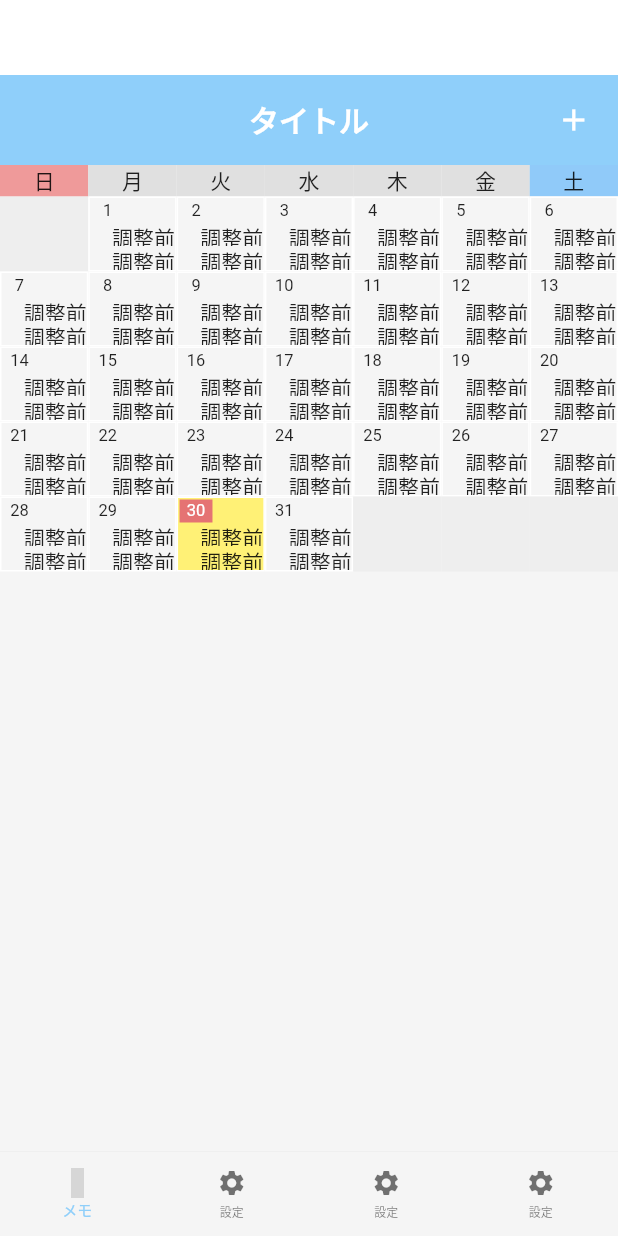
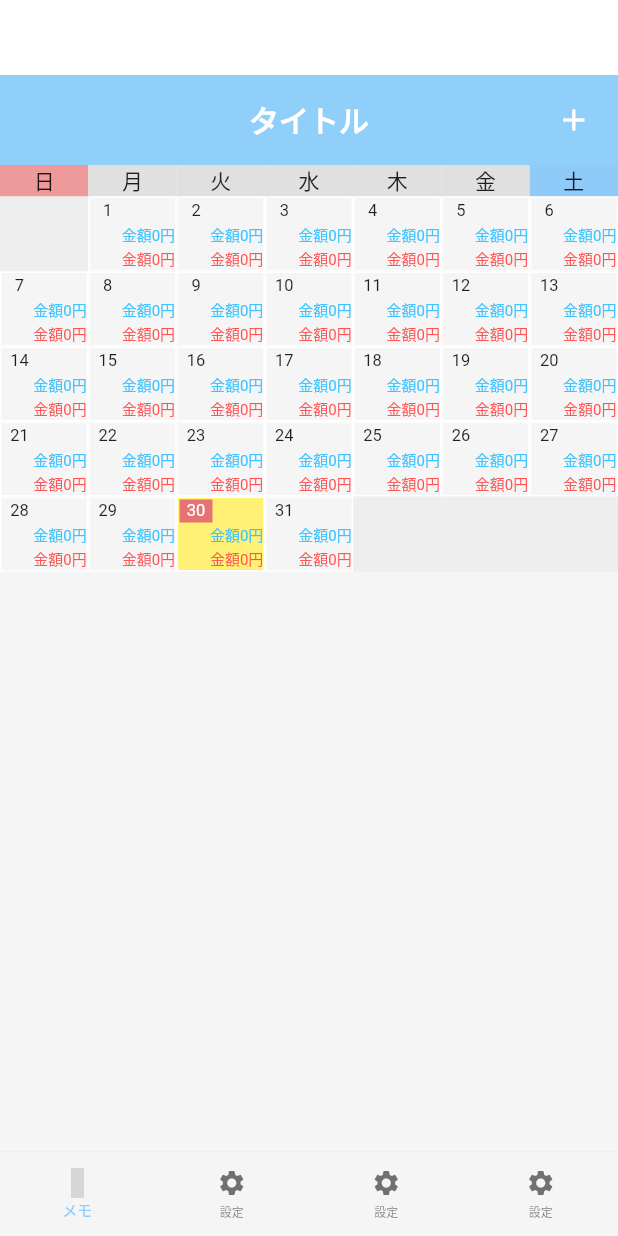
Before and after one commit to kura-kento/food_wise, a Flutter app: the screen it shows after launch, on a phone screen of 412 x 824 dp. Run offline on Flutter 3.47's test engine with Material 2 defaults, Android fonts, the phone set to English and light mode, and no system bars; drawn by our look-alikes of google_mobile_ads; our stand-ins replace camera, firebase_analytics, firebase_core, flutter_image_compress, flutter_markdown, flutter_riverpod and 8 more; missing offline and left inert: app_review, app_tracking_transparency, dart:html, flutter_circle_color_picker, fraction, icofont_flutter and 4 more; accounts and stored records are empty; network calls fail; statements that could not run were skipped; grey boxes are pictures that could not be loaded.

Commit message:
riverpod 初期化

```diff
--- a/lib/common/app.dart
+++ b/lib/common/app.dart
@@ -42,6 +42,9 @@ class App {
     Colors.grey[300],
     Colors.grey[300],
     Colors.blue[200]];
+
+  static Color? plusColor = Colors.lightBlueAccent[200];
+  static Color? minusColor = Colors.redAccent[200];
 
 
 
--- /dev/null
+++ b/lib/pages/calendar/Widget/daySquare.dart
@@ -0,0 +1,186 @@
+import 'package:flutter/cupertino.dart';
+import 'package:flutter/material.dart';
+import 'package:flutter_riverpod/flutter_riverpod.dart';
+import 'package:intl/intl.dart';
+import '../../../common/app.dart';
+import '../../../common/utils.dart';
+import '../calendar_page.dart';
+
+
+class DaySquare extends ConsumerStatefulWidget {
+  const DaySquare({Key? key}) : super(key: key);
+
+  @override
+  DaySquareState createState() => DaySquareState();
+}
+
+class DaySquareState extends ConsumerState<DaySquare> {
+  int selectMonthValue = 0; //表示月
+  final DateTime _today = DateTime.now();
+  // //選択している日
+  late DateTime selectDay;
+
+  @override
+  Widget build(BuildContext context) {
+    selectDay = ref.watch(selectDayProvider);
+
+    final resultWeekList = <Widget>[];
+    for (var j = 0; j < 6; j++) {
+      final resultWeek = <Widget>[];
+      for (var i = 0; i < 7; i++) {
+        resultWeek.add(
+          Expanded( flex: 1, child: calendarSquare(calendarDay(i, j)),),
+        );
+      }
+      resultWeekList.add(Row(children: resultWeek));
+      //土曜日の月が選択月でない　または、月末の場合は終わる。
+      if (Utils.toInt(calendarDay(6, j).month) != selectOfMonth(selectMonthValue).month
+          || endOfMonth() == Utils.toInt(calendarDay(6, j).day)) {
+        break;
+      }
+    }
+    return Column(children: resultWeekList);
+  }
+
+  //カレンダー１日のマス（その月以外は空白にする）
+  Widget calendarSquare(DateTime date) {
+    if(date.month == selectOfMonth(selectMonthValue).month) {
+      return Container(
+        color: Colors.grey[100],
+        height: 50.0,
+        child: Stack(
+          children: <Widget>[
+            Container(
+              width: double.infinity,
+              decoration: BoxDecoration(
+                border: Border.all(width: 1, color: Colors.white),
+                color:  DateFormat.yMMMd().format(selectDay) ==  DateFormat.yMMMd().format(date)  ? Colors.yellow[300] : Colors.transparent ,
+              ),
+              child: Column(
+                  children: squareValue(date)
+              ),
+            ),
+            Padding(
+              padding: const EdgeInsets.all(2.0),
+              child: Row(
+                // crossAxisAlignment: CrossAxisAlignment.start,
+                children: <Widget>[
+                  Expanded(
+                    flex: 2,
+                    child: Container(
+                      height: 46/3,
+                      color: DateFormat.yMMMd().format(date) == DateFormat.yMMMd().format(_today) ? Colors.red[300] : Colors.transparent ,
+                      child: Center(
+                        child: Text(
+                          '${Utils.toInt(date.day)}',
+                          textAlign: TextAlign.left,
+                          style: TextStyle(
+                            fontSize: Utils.parseSize(context, 10.0),
+                            color: DateFormat.yMMMd().format(date) ==  DateFormat.yMMMd().format(_today) ? Colors.white : Colors.black87 ,
+                          ),
+                        ),
+                      ),
+                    ),
+                  ),
+                  Spacer(flex: 3,)
+                ],
+              ),
+            ),
+            //クリック時選択表示する。
+            TextButton(
+              child: Container(),
+              onPressed: () async {
+                if(selectDay == date) {
+                  // await Navigator.of(context).push(
+                  //   MaterialPageRoute(
+                  //     builder: (context) {
+                  //       return EditForm(selectDay: selectDay,inputMode: InputMode.create);
+                  //     },
+                  //   ),
+                  // );
+                  // updateListViewCategory();
+                  // dataUpdate();
+                  // reviewCount();
+                  // setState((){});
+                }else{
+                  // ref.read(selectDayProvider.state) = date;
+                  selectDay = date;
+setState((){});
+                }
+              },
+            ),
+          ],
+        ),
+      );
+    }else{
+      return Container(
+        color: Colors.grey[200],
+        height: 50.0,
+      );
+    }
+  }
+
+  //１日のマスの中身
+  List<Widget> squareValue(DateTime date) {
+    final resultWeekList = <Widget>[Expanded(flex: 1, child: Container())];
+    for(var i =0; i<2; i++){
+      resultWeekList.add(
+        Expanded(
+            flex: 1,
+            child: Container(
+                child: Align(
+                    alignment: Alignment.centerRight,
+                    child: Text(
+                      moneyOfDay(i,date),
+                      style: TextStyle(
+                        color: i == 0 ? App.plusColor : App.minusColor ,
+                        fontSize: 10,
+                      ),
+                      maxLines: 1,
+                    )
+                )
+            )
+        ),
+      );
+    }
+    return resultWeekList;
+  }
+
+  //カレンダー表示している日の合計
+  String moneyOfDay(int _index, DateTime date) {
+    return '金額0円';
+    // double _plusMoney = 0;
+    // double _minusMoney = 0;
+    // for (var index = 0; index < calendarList.length; index++) {
+    //   if (DateFormat.yMMMd().format(calendarList[index].date) == DateFormat.yMMMd().format(date)) {
+    //     if (calendarList[index].money > 0) {
+    //       _plusMoney += calendarList[index].money;
+    //     } else {
+    //       _minusMoney += calendarList[index].money;
+    //     }
+    //   }
+    // }
+    // return   '${Utils.commaSeparated(_index == 0 ? _plusMoney : _minusMoney*(-1) )}${SharedPrefs.getUnit()}';
+  }
+
+  //iとjから日程のデータを出す（Date型）
+  DateTime calendarDay(int i,int j) {
+    final startDay = DateTime(_today.year, _today.month + selectMonthValue, 1);
+    final weekNumber = startDay.weekday;
+    final calendarStartDay =
+    startDay.add(Duration(days: -(weekNumber % 7) + (i + 7 * j)));
+    return calendarStartDay;
+  }
+//月末の日を取得（来月の１日を取得して１引く）
+  int endOfMonth() {
+    final startDay = DateTime(_today.year, _today.month + 1 + selectMonthValue, 1);
+    final endOfMonth = startDay.add(const Duration(days: -1));
+    final _endOfMonth = Utils.toInt(endOfMonth.day);
+    return _endOfMonth;
+  }
+//選択中の月をdate型で出す。
+  DateTime selectOfMonth(int value) {
+    final _selectOfMonth = DateTime(_today.year, _today.month + value, 1);
+    return  _selectOfMonth;
+  }
+}
--- /dev/null
+++ b/lib/pages/calendar/Widget/week.dart
@@ -0,0 +1,39 @@
+import 'package:flutter/cupertino.dart';
+import 'package:flutter/material.dart';
+
+class Day {
+  Day(this.name, this.color);
+  String name;
+  Color color;
+}
+
+class Week extends StatelessWidget {
+   Week({Key? key}) : super(key: key);
+  List<Day> week = [
+    Day('日', Colors.red[200]!),
+    Day('月', Colors.grey[300]!),
+    Day('火', Colors.grey[300]!),
+    Day('水', Colors.grey[300]!),
+    Day('木', Colors.grey[300]!),
+    Day('金', Colors.grey[300]!),
+    Day('土', Colors.blue[200]!),
+  ];
+
+  @override
+  Widget build(BuildContext context) {
+    final result = <Widget>[];
+    for (var day in week) {
+      result.add(
+        Expanded(
+          flex: 1,
+          child: Container(
+            alignment: Alignment.center,
+            color: day.color,
+            child: Text(day.name),
+          ),
+        ),
+      );
+    }
+    return Row(children: result);
+  }
+}
--- a/lib/pages/calendar/calendar_page.dart
+++ b/lib/pages/calendar/calendar_page.dart
@@ -4,18 +4,18 @@ import 'package:app_review/app_review.dart';
 import 'package:flutter/cupertino.dart';
 import 'package:flutter/material.dart';
 import 'package:flutter/widgets.dart';
+import 'package:flutter_riverpod/flutter_riverpod.dart';
 import 'package:flutter_slidable/flutter_slidable.dart';
 import 'package:food_wise/common/layout/appbar.dart';
 import 'package:intl/intl.dart';
 import '../../common/app.dart';
 import '../../common/shared_prefs.dart';
 import '../../common/utils.dart';
+import '../../model/FoodStorage.dart';
+import 'Widget/daySquare.dart';
+import 'Widget/week.dart';
 
-class Day {
-  Day(this.name, this.color);
-  String name;
-  Color color;
-}
+final selectDayProvider = StateProvider<DateTime>((ref) => DateTime.now());
 
 class CalendarPage extends StatefulWidget {
   const CalendarPage({Key? key}) : super(key: key);
@@ -40,15 +40,7 @@ class _CalendarPageState extends State<CalendarPage> {
   // int _realIndex= 1000000000;
 
   bool isLoading = true;
-  List<Day> week = [
-    Day('日', Colors.red[200]!),
-    Day('月', Colors.grey[300]!),
-    Day('火', Colors.grey[300]!),
-    Day('水', Colors.grey[300]!),
-    Day('木', Colors.grey[300]!),
-    Day('金', Colors.grey[300]!),
-    Day('土', Colors.blue[200]!),
-  ];
+
 
   @override
   void initState() {
@@ -145,9 +137,8 @@ class _CalendarPageState extends State<CalendarPage> {
                     Expanded(
                       child: Column(
                         children: <Widget>[
-                          //曜日用に1行作る。
-                          weekWidget(),
-                          ...dayList(),
+                          Week(),// 曜日
+                          DaySquare(), // 日付ごとの四角の枠
                           ...memoList(),
                         ],
                       )
@@ -253,146 +244,128 @@ class _CalendarPageState extends State<CalendarPage> {
   //       )
   //   );
   //   return _widgets;
-  // }
-
-  //カレンダーの曜日部分（1行目）
-  Widget weekWidget() {
-    final result = <Widget>[];
-    for (var day in week) {
-      result.add(
-        Expanded(
-          flex: 1,
-          child: Container(
-            alignment: Alignment.center,
-            color: day.color,
-            child: Text(day.name),
-          ),
-        ),
-      );
-    }
-    return Row(children: result);
-  }
+  //
 
 //カレンダーの日付部分（2行目以降）
-  List<Widget> dayList() {
-    final resultWeekList = <Widget>[];
-    for (var j = 0; j < 6; j++) {
-      final resultWeek = <Widget>[];
-      for (var i = 0; i < week.length; i++) {
-        resultWeek.add(
-          Expanded( flex: 1, child: calendarSquare(calendarDay(i, j)),),
-        );
-      }
-      resultWeekList.add(Row(children: resultWeek));
-      //土曜日の月が選択月でない　または、月末の場合は終わる。
-      if (Utils.toInt(calendarDay(6, j).month) != selectOfMonth(selectMonthValue).month
-          || endOfMonth() == Utils.toInt(calendarDay(6, j).day)) {
-        break;
-      }
-    }
-    return resultWeekList;
-  }
+//   List<Widget> dayList() {
+//     final resultWeekList = <Widget>[];
+//     for (var j = 0; j < 6; j++) {
+//       final resultWeek = <Widget>[];
+//       for (var i = 0; i < 7; i++) {
+//         resultWeek.add(
+//           Expanded( flex: 1, child: calendarSquare(calendarDay(i, j)),),
+//         );
+//       }
+//       resultWeekList.add(Row(children: resultWeek));
+//       //土曜日の月が選択月でない　または、月末の場合は終わる。
+//       if (Utils.toInt(calendarDay(6, j).month) != selectOfMonth(selectMonthValue).month
+//           || endOfMonth() == Utils.toInt(calendarDay(6, j).day)) {
+//         break;
+//       }
+//     }
+//     return resultWeekList;
+//   }
 
 //カレンダー１日のマス（その月以外は空白にする）
-  Widget calendarSquare(DateTime date) {
-    if(date.month == selectOfMonth(selectMonthValue).month) {
-      return Container(
-        color: Colors.grey[100],
-        height: 50.0,
-        child: Stack(
-          children: <Widget>[
-            Container(
-              width: double.infinity,
-              decoration: BoxDecoration(
-                border: Border.all(width: 1, color: Colors.white),
-                color:  DateFormat.yMMMd().format(selectDay) ==  DateFormat.yMMMd().format(date)  ? Colors.yellow[300] : Colors.transparent ,
-              ),
-              child: Column(
-                  children: squareValue(date)
-              ),
-            ),
-            Padding(
-              padding: const EdgeInsets.all(2.0),
-              child: Row(
-                // crossAxisAlignment: CrossAxisAlignment.start,
-                children: <Widget>[
-                  Expanded(
-                    flex: 2,
-                    child: Container(
-                      height: 46/3,
-                      color: DateFormat.yMMMd().format(date) == DateFormat.yMMMd().format(_today) ? Colors.red[300] : Colors.transparent ,
-                      child: Center(
-                        child: Text(
-                          '${Utils.toInt(date.day)}',
-                          textAlign: TextAlign.left,
-                          style: TextStyle(
-                            fontSize: Utils.parseSize(context, 10.0),
-                            color: DateFormat.yMMMd().format(date) ==  DateFormat.yMMMd().format(_today) ? Colors.white : Colors.black87 ,
-                          ),
-                        ),
-                      ),
-                    ),
-                  ),
-                  Spacer(flex: 3,)
-                ],
-              ),
-            ),
-            //クリック時選択表示する。
-            TextButton(
-              child: Container(),
-              onPressed: () async {
-                // if(selectDay == date) {
-                //   await Navigator.of(context).push(
-                //     MaterialPageRoute(
-                //       builder: (context) {
-                //         return EditForm(selectDay: selectDay,inputMode: InputMode.create);
-                //       },
-                //     ),
-                //   );
-                //   updateListViewCategory();
-                //   dataUpdate();
-                //   reviewCount();
-                // }else{
-                //   selectDay = date;
-                //   setState((){});
-                // }
-              },
-            ),
-          ],
-        ),
-      );
-    }else{
-      return Container(
-        color: Colors.grey[200],
-        height: 50.0,
-      );
-    }
-  }
+//   Widget calendarSquare(DateTime date) {
+//     if(date.month == selectOfMonth(selectMonthValue).month) {
+//       return Container(
+//         color: Colors.grey[100],
+//         height: 50.0,
+//         child: Stack(
+//           children: <Widget>[
+//             Container(
+//               width: double.infinity,
+//               decoration: BoxDecoration(
+//                 border: Border.all(width: 1, color: Colors.white),
+//                 color:  DateFormat.yMMMd().format(selectDay) ==  DateFormat.yMMMd().format(date)  ? Colors.yellow[300] : Colors.transparent ,
+//               ),
+//               child: Column(
+//                   children: squareValue(date)
+//               ),
+//             ),
+//             Padding(
+//               padding: const EdgeInsets.all(2.0),
+//               child: Row(
+//                 // crossAxisAlignment: CrossAxisAlignment.start,
+//                 children: <Widget>[
+//                   Expanded(
+//                     flex: 2,
+//                     child: Container(
+//                       height: 46/3,
+//                       color: DateFormat.yMMMd().format(date) == DateFormat.yMMMd().format(_today) ? Colors.red[300] : Colors.transparent ,
+//                       child: Center(
+//                         child: Text(
+//                           '${Utils.toInt(date.day)}',
+//                           textAlign: TextAlign.left,
+//                           style: TextStyle(
+//                             fontSize: Utils.parseSize(context, 10.0),
+//                             color: DateFormat.yMMMd().format(date) ==  DateFormat.yMMMd().format(_today) ? Colors.white : Colors.black87 ,
+//                           ),
+//                         ),
+//                       ),
+//                     ),
+//                   ),
+//                   Spacer(flex: 3,)
+//                 ],
+//               ),
+//             ),
+//             //クリック時選択表示する。
+//             TextButton(
+//               child: Container(),
+//               onPressed: () async {
+//                 // if(selectDay == date) {
+//                 //   await Navigator.of(context).push(
+//                 //     MaterialPageRoute(
+//                 //       builder: (context) {
+//                 //         return EditForm(selectDay: selectDay,inputMode: InputMode.create);
+//                 //       },
+//                 //     ),
+//                 //   );
+//                 //   updateListViewCategory();
+//                 //   dataUpdate();
+//                 //   reviewCount();
+//                 // }else{
+//                 //   selectDay = date;
+//                 //   setState((){});
+//                 // }
+//               },
+//             ),
+//           ],
+//         ),
+//       );
+//     }else{
+//       return Container(
+//         color: Colors.grey[200],
+//         height: 50.0,
+//       );
+//     }
+//   }
 
-  //１日のマスの中身
-  List<Widget> squareValue(DateTime date) {
-    final resultWeekList = <Widget>[Expanded(flex: 1, child: Container())];
-    for(var i =0; i<2; i++){
-      resultWeekList.add(
-        Expanded(
-            flex: 1,
-            child: Container(
-                child: Align(
-                    alignment: Alignment.centerRight,
-                    child: Text(
-                      moneyOfDay(i,date),
-                      style: TextStyle(
-                        // color: i == 0 ? App.plusColor:App.minusColor
-                      ),
-                      maxLines: 1,
-                    )
-                )
-            )
-        ),
-      );
-    }
-    return resultWeekList;
-  }
+  // //１日のマスの中身
+  // List<Widget> squareValue(DateTime date) {
+  //   final resultWeekList = <Widget>[Expanded(flex: 1, child: Container())];
+  //   for(var i =0; i<2; i++){
+  //     resultWeekList.add(
+  //       Expanded(
+  //           flex: 1,
+  //           child: Container(
+  //               child: Align(
+  //                   alignment: Alignment.centerRight,
+  //                   child: Text(
+  //                     moneyOfDay(i,date),
+  //                     style: TextStyle(
+  //                       // color: i == 0 ? App.plusColor:App.minusColor
+  //                     ),
+  //                     maxLines: 1,
+  //                   )
+  //               )
+  //           )
+  //       ),
+  //     );
+  //   }
+  //   return resultWeekList;
+  // }
 
   //一日のリスト（カレンダー下）
   List<Widget> memoList() {
@@ -404,14 +377,12 @@ class _CalendarPageState extends State<CalendarPage> {
           InkWell(
             child: Container(
               height: 40,
-              decoration: BoxDecoration(
+              decoration: const BoxDecoration(
                 border: Border(
                   bottom:BorderSide(width: 1, color: Colors.black26),
                 ),
               ),
               child: Slidable(
-                //TODO: actionPane: const SlidableDrawerActionPane(),
-                //TODO: actionExtentRatio: 0.15,
                 child: Row(
                   mainAxisAlignment: MainAxisAlignment.spaceBetween,
                   children: <Widget>[
@@ -419,7 +390,7 @@ class _CalendarPageState extends State<CalendarPage> {
                     Center(
                       child: Text(
                           '${Utils.commaSeparated(calendarList[i].money)}${SharedPrefs.getUnit()}　',
-                          style: TextStyle(
+                          style: const TextStyle(
                               // color: calendarList[i].money >= 0 ? App.plusColor : App.minusColor
                           )
                       ),
--- a/lib/pages/calendar/form.dart
+++ b/lib/pages/calendar/form.dart
@@ -29,8 +29,6 @@ class DishFormState extends ConsumerState<DishForm> {
 
   @override
   void initState() {
-    // TODO: implement initState
-    insertFoodStorages = [];
     selectStorage();
     super.initState();
   }
@@ -168,7 +166,7 @@ class DishFormState extends ConsumerState<DishForm> {
       );
     } else {
       await DatabaseHelper().insertStorage(insertFoodStorages);
-      insertFoodStorages = []; //初期化
+      insertFoodStorages.clear();
       ScaffoldMessenger.of(context).showSnackBar(
         const SnackBar(
           content: Text('保存に成功しました。'),
--- a/lib/pages/input/input.dart
+++ b/lib/pages/input/input.dart
@@ -30,8 +30,6 @@ class InputFormState extends ConsumerState<InputForm> {
  late var insertFoodStorages;
  @override
   void initState() {
-    // TODO: implement initState
-   insertFoodStorages = [];
    textReplace();
     super.initState();
   }
@@ -67,7 +65,7 @@ class InputFormState extends ConsumerState<InputForm> {
       );
     } else {
       await DatabaseHelper().insertStorage(insertFoodStorages);
-      insertFoodStorages = []; //初期化
+      insertFoodStorages.clear();
       ScaffoldMessenger.of(context).showSnackBar(
         const SnackBar(
           content: Text('保存に成功しました。'),
```
Also changed, not shown: 17 other files.
